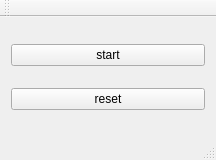
First picture: the form in mainwindow.ui, repository baradoid/polden-ver-motorControl-desktop-test, before the edit.
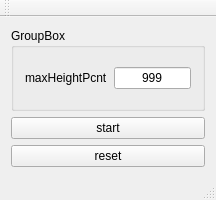
Second picture: the form after the edit.

Commit message: правки

Diff of the .ui file:
```diff
--- a/mainwindow.ui
+++ b/mainwindow.ui
@@ -7,7 +7,7 @@
     <x>0</x>
     <y>0</y>
     <width>216</width>
-    <height>160</height>
+    <height>200</height>
    </rect>
   </property>
   <property name="sizePolicy">
@@ -21,6 +21,35 @@
   </property>
   <widget class="QWidget" name="centralWidget">
    <layout class="QVBoxLayout" name="verticalLayout">
+    <item>
+     <widget class="QGroupBox" name="groupBox">
+      <property name="title">
+       <string>GroupBox</string>
+      </property>
+      <layout class="QHBoxLayout" name="horizontalLayout">
+       <item>
+        <widget class="QLabel" name="label">
+         <property name="text">
+          <string>maxHeightPcnt</string>
+         </property>
+        </widget>
+       </item>
+       <item>
+        <widget class="QLineEdit" name="lineEditMaxPcnt">
+         <property name="inputMask">
+          <string>999</string>
+         </property>
+         <property name="text">
+          <string>999</string>
+         </property>
+         <property name="alignment">
+          <set>Qt::AlignCenter</set>
+         </property>
+        </widget>
+       </item>
+      </layout>
+     </widget>
+    </item>
     <item>
      <widget class="QPushButton" name="pushButtonStart">
       <property name="text">
```
The commit also changes 2 other files.
